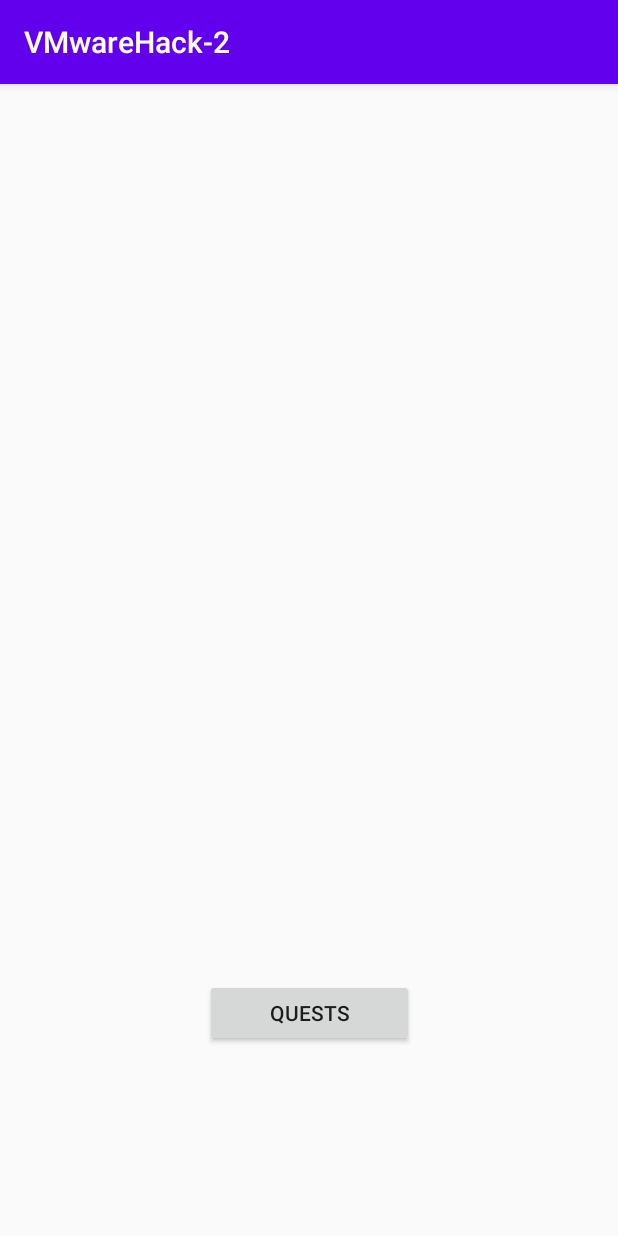
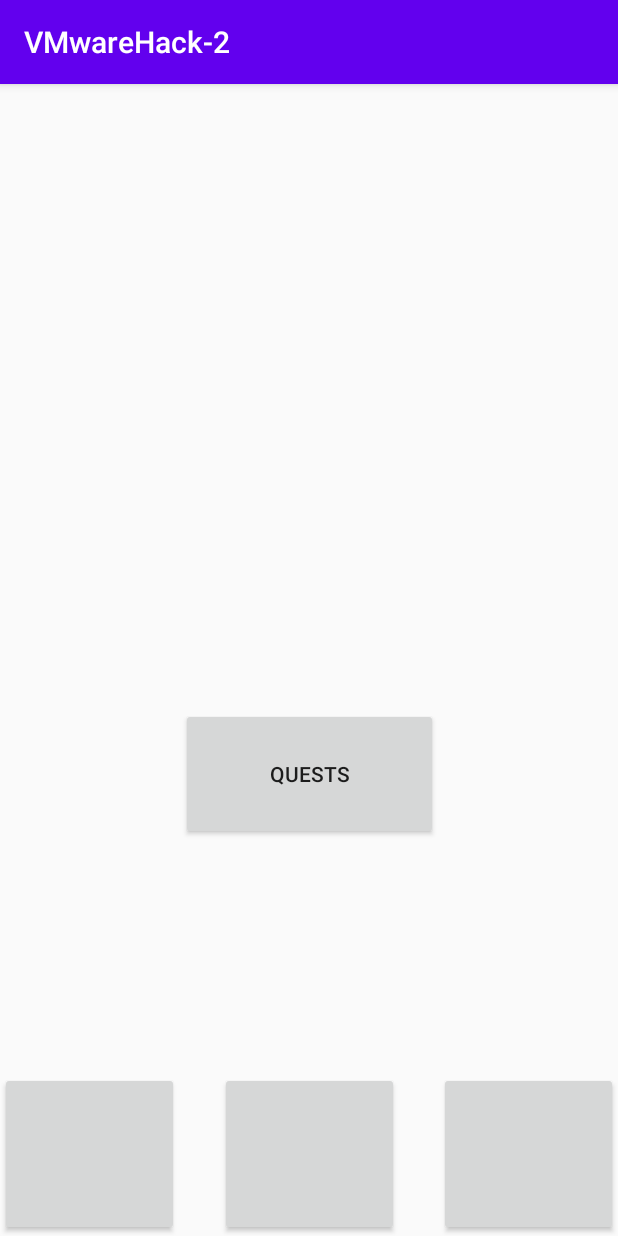
Before and after one commit to eileenchang/VMwareHack-2, an Android app: the screen it shows after launch (MainActivity), on a phone screen of 412 x 824 dp. Run offline under Robolectric (Android 15) with nearby library versions, the phone set to English and light mode, and no system bars.

Commit message:
Done with all three bottom buttons

```diff
--- a/app/src/main/java/com/example/vmwarehack_2/Character.java
+++ b/app/src/main/java/com/example/vmwarehack_2/Character.java
@@ -14,13 +14,6 @@ public class Character extends AppCompatActivity {
         super.onCreate(savedInstanceState);
         setContentView(R.layout.activity_character);
 
-        Button char1 = (Button) findViewById(R.id.chartochar);
-        char1.setOnClickListener(new View.OnClickListener() {
-            @Override
-            public void onClick(View view) {
-                startActivity(new Intent(Character.this, Character.class));
-            }
-        });
         Button char2 = (Button) findViewById(R.id.chartohome);
         char2.setOnClickListener(new View.OnClickListener() {
             @Override
--- a/app/src/main/java/com/example/vmwarehack_2/MainActivity.java
+++ b/app/src/main/java/com/example/vmwarehack_2/MainActivity.java
@@ -21,5 +21,19 @@ public class MainActivity extends AppCompatActivity {
                 startActivity(new Intent(MainActivity.this, Quests.class));
             }
         });
+        Button hom1 = (Button) findViewById(R.id.homtochar);
+        hom1.setOnClickListener(new View.OnClickListener() {
+            @Override
+            public void onClick(View view) {
+                startActivity(new Intent(MainActivity.this, Character.class));
+            }
+        });
+        Button hom3 = (Button) findViewById(R.id.homtocomm);
+        hom3.setOnClickListener(new View.OnClickListener() {
+            @Override
+            public void onClick(View view) {
+                startActivity(new Intent(MainActivity.this, Community.class));
+            }
+        });
     }
 }
--- a/app/src/main/res/layout/activity_character.xml
+++ b/app/src/main/res/layout/activity_character.xml
@@ -21,7 +21,6 @@
         android:layout_width="119dp"
         android:layout_height="109dp"
         android:layout_marginTop="621dp"
-        android:background="#FFFFFF"
         app:layout_constraintBottom_toBottomOf="parent"
         app:layout_constraintStart_toStartOf="parent"
         app:layout_constraintTop_toTopOf="parent"
--- a/app/src/main/res/layout/activity_community.xml
+++ b/app/src/main/res/layout/activity_community.xml
@@ -11,7 +11,6 @@
         android:layout_width="119dp"
         android:layout_height="109dp"
         android:layout_marginTop="621dp"
-        android:text="Button"
         app:layout_constraintBottom_toBottomOf="parent"
         app:layout_constraintEnd_toEndOf="parent"
         app:layout_constraintStart_toStartOf="parent"
@@ -23,7 +22,6 @@
         android:layout_width="119dp"
         android:layout_height="109dp"
         android:layout_marginTop="621dp"
-        android:text="Button"
         app:layout_constraintBottom_toBottomOf="parent"
         app:layout_constraintStart_toStartOf="parent"
         app:layout_constraintTop_toTopOf="parent"
@@ -34,7 +32,6 @@
         android:layout_width="119dp"
         android:layout_height="109dp"
         android:layout_marginTop="621dp"
-        android:text="Button"
         app:layout_constraintBottom_toBottomOf="parent"
         app:layout_constraintEnd_toEndOf="parent"
         app:layout_constraintTop_toTopOf="parent"
--- a/app/src/main/res/layout/activity_main.xml
+++ b/app/src/main/res/layout/activity_main.xml
@@ -7,9 +7,40 @@
     tools:context=".MainActivity">
 
     <Button
+        android:id="@+id/homtochar"
+        android:layout_width="119dp"
+        android:layout_height="109dp"
+        android:layout_marginTop="621dp"
+        app:layout_constraintBottom_toBottomOf="parent"
+        app:layout_constraintStart_toStartOf="parent"
+        app:layout_constraintTop_toTopOf="parent"
+        app:layout_constraintVertical_bias="1.0" />
+
+    <Button
+        android:id="@+id/homthom"
+        android:layout_width="119dp"
+        android:layout_height="109dp"
+        android:layout_marginTop="621dp"
+        app:layout_constraintBottom_toBottomOf="parent"
+        app:layout_constraintEnd_toEndOf="parent"
+        app:layout_constraintStart_toStartOf="parent"
+        app:layout_constraintTop_toTopOf="parent"
+        app:layout_constraintVertical_bias="1.0" />
+
+    <Button
+        android:id="@+id/homtocomm"
+        android:layout_width="119dp"
+        android:layout_height="109dp"
+        android:layout_marginTop="621dp"
+        app:layout_constraintBottom_toBottomOf="parent"
+        app:layout_constraintEnd_toEndOf="parent"
+        app:layout_constraintTop_toTopOf="parent"
+        app:layout_constraintVertical_bias="1.0" />
+
+    <Button
         android:id="@+id/button"
-        android:layout_width="139dp"
-        android:layout_height="45dp"
+        android:layout_width="171dp"
+        android:layout_height="88dp"
         android:layout_marginStart="16dp"
         android:layout_marginLeft="16dp"
         android:layout_marginEnd="16dp"
@@ -19,6 +50,6 @@
         app:layout_constraintEnd_toEndOf="parent"
         app:layout_constraintStart_toStartOf="parent"
         app:layout_constraintTop_toTopOf="parent"
-        app:layout_constraintVertical_bias="0.826" />
+        app:layout_constraintVertical_bias="0.612" />
 
 </androidx.constraintlayout.widget.ConstraintLayout>
```
